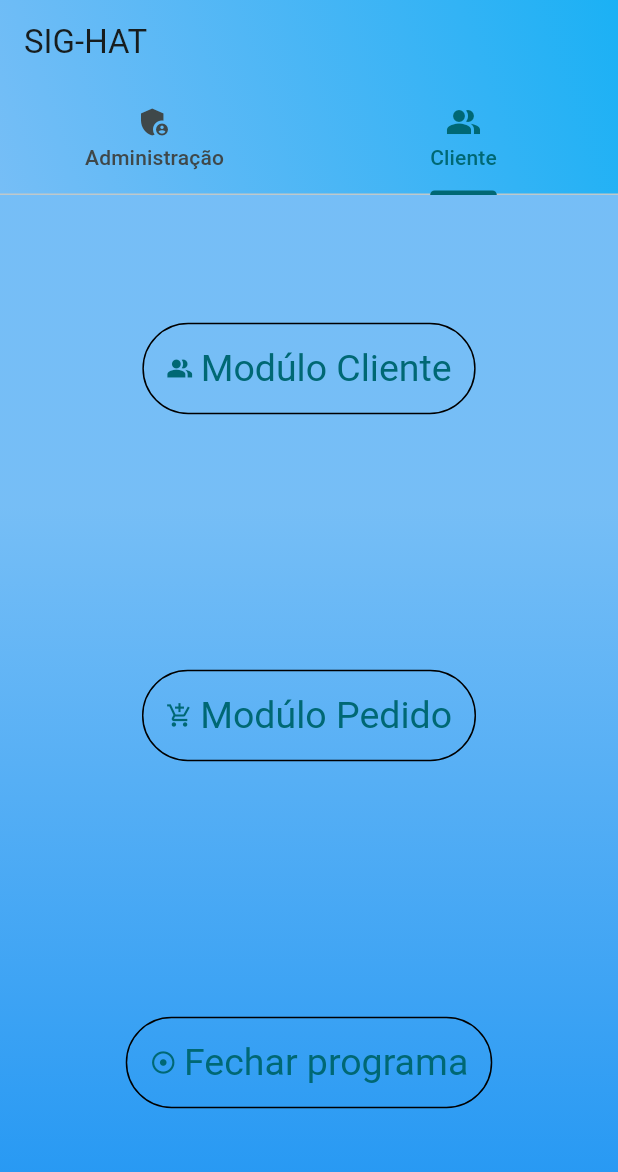
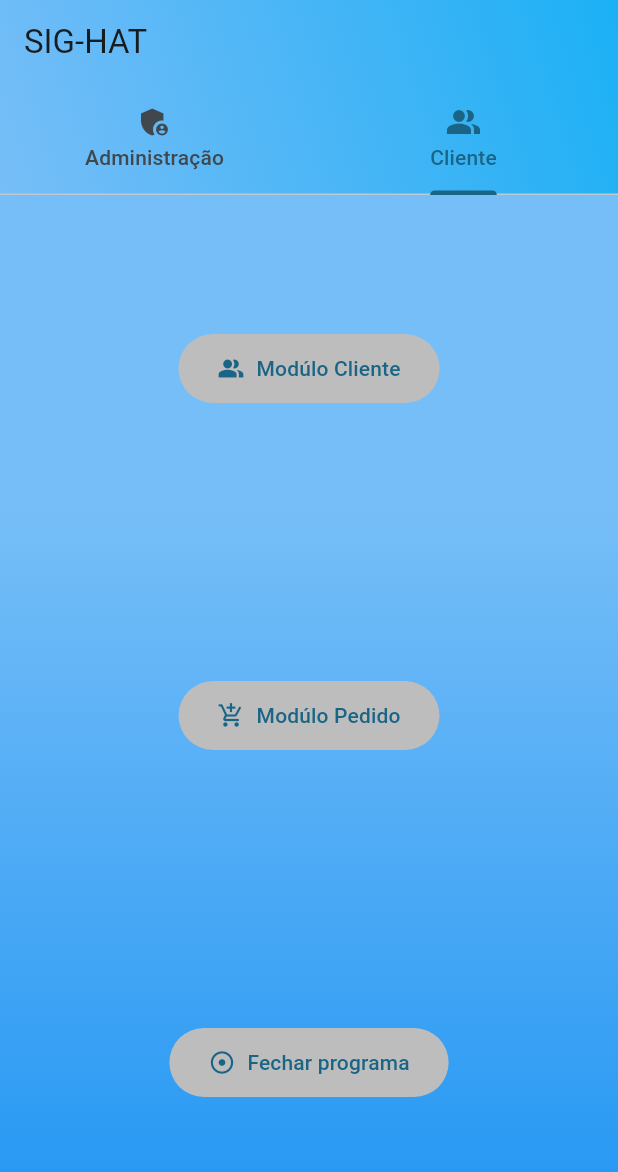
Before and after one commit to DayXL/Atividades-de-POO-1, a Flutter app: the screen it shows after launch, on a phone screen of 412 x 824 dp. Shown: the top 1172 px of the screen. Run offline on Flutter 3.47's test engine with Material 2 defaults, Android fonts, the phone set to English and light mode, and no system bars.

Commit message:
mudado estilos de botões

```diff
--- a/atv/lib/main.dart
+++ b/atv/lib/main.dart
@@ -14,7 +14,7 @@ class MyApp extends StatelessWidget {
   Widget build(BuildContext context) {
     return MaterialApp(
       theme: ThemeData(
-        colorSchemeSeed: const Color.fromARGB(255, 255, 255, 255), useMaterial3: true),
+        colorSchemeSeed: const Color.fromARGB(255, 54, 67, 75), useMaterial3: true),
       home: const SigHat(),
     );
   }
@@ -82,74 +82,97 @@ class SigHat extends StatelessWidget {
               Column(
                 mainAxisAlignment: MainAxisAlignment.spaceAround,
                 children: <Widget>[
+                  Flexible(
+                    child:
                     TextButton.icon(
                         style: TextButton.styleFrom(
-                        side: const BorderSide(width: 1.0),
-                        padding: const EdgeInsets.all(16.0),
-                        textStyle: const TextStyle(fontSize: 25),
+                          backgroundColor: Colors.grey[400],
+                          padding: const EdgeInsets.symmetric(horizontal: 26, vertical: 13),
                         ),
                         label: const Text('Modúlo Boné'),
                         icon: const Icon(Icons.whatshot),
                         onPressed: () {}),
+                        ),
+
+                  Flexible(
+                    child:
                       TextButton.icon(
                           style: TextButton.styleFrom(
-                        side: const BorderSide(width: 1.0),
-                        padding: const EdgeInsets.all(16.0),
-                        textStyle: const TextStyle(fontSize: 25),
+                            backgroundColor: Colors.grey[400],
+                            padding: const EdgeInsets.symmetric(horizontal: 26, vertical: 13),
                           ),
                           label: const Text('Modúlo Fornecedor'),
                           icon: const Icon(Icons.airport_shuttle),
                           onPressed: () {}),
+                  ),
+
+                  Flexible(
+                    child:
                       TextButton.icon(
                         style: TextButton.styleFrom(
-                        side: const BorderSide(width: 1.0),
-                        padding: const EdgeInsets.all(16.0),
-                        textStyle: const TextStyle(fontSize: 25),
+                          backgroundColor: Colors.grey[400],
+                          padding: const EdgeInsets.symmetric(horizontal: 26, vertical: 13),
                         ),
                         label: const Text('Modúlo Estoque'),
                         icon: const Icon(Icons.all_inclusive),
-                      onPressed: () {}),
+                        onPressed: () {}
+                      ),
+                  ),
+
+                  Flexible(
+                    child:
                       TextButton.icon(
                           style: TextButton.styleFrom(
-                        side: const BorderSide(width: 1.0),
-                        padding: const EdgeInsets.all(16.0),
-                        textStyle: const TextStyle(fontSize: 25),
+                            backgroundColor: Colors.grey[400],
+                            padding: const EdgeInsets.symmetric(horizontal: 26, vertical: 13),
                           ),
                           label: const Text('Relatórios'),
                           icon: const Icon(Icons.add_chart),
                           onPressed: () {}),
+                  ),
                 ],
               ),
+
               Column(
                 mainAxisAlignment: MainAxisAlignment.spaceAround,
                 children: <Widget>[
+
+                  Flexible(
+                    child:
                       TextButton.icon(
                         style: TextButton.styleFrom(
-                        side: const BorderSide(width: 1.0),
-                        padding: const EdgeInsets.all(16.0),
-                        textStyle: const TextStyle(fontSize: 25),
+                          backgroundColor: Colors.grey[400],
+                          padding: const EdgeInsets.symmetric(horizontal: 26, vertical: 13),
                         ),
                         label: const Text('Modúlo Cliente'),
                         icon: const Icon(Icons.people_alt),
                         onPressed: () {}),
+                  ),
+
+                  Flexible(
+                    child:
                       TextButton.icon(
                         style: TextButton.styleFrom(
-                        side: const BorderSide(width: 1.0),
-                        padding: const EdgeInsets.all(16.0),
-                        textStyle: const TextStyle(fontSize: 25),
+                          backgroundColor: Colors.grey[400],
+                          padding: const EdgeInsets.symmetric(horizontal: 26, vertical: 13),
                         ),
                         label: const Text('Modúlo Pedido'),
                         icon: const Icon(Icons.add_shopping_cart),
                         onPressed: () {}),
+                    ),
+
+                  Flexible(
+                    child:
                     TextButton.icon(
                       style: TextButton.styleFrom(
-                        side: const BorderSide(width: 1.0),
-                        padding: const EdgeInsets.all(16.0),
-                        textStyle: const TextStyle(fontSize: 25),
+                        backgroundColor: Colors.grey[400],
+                        padding: const EdgeInsets.symmetric(horizontal: 26, vertical: 13),
                       ),
                       label: const Text('Fechar programa'),
                       icon: const Icon(Icons.adjust),
                       onPressed: () {}),
+                  ),
+
                 ],
               ),
             ],
```
Lines whose indentation alone changed are shown as unchanged.
